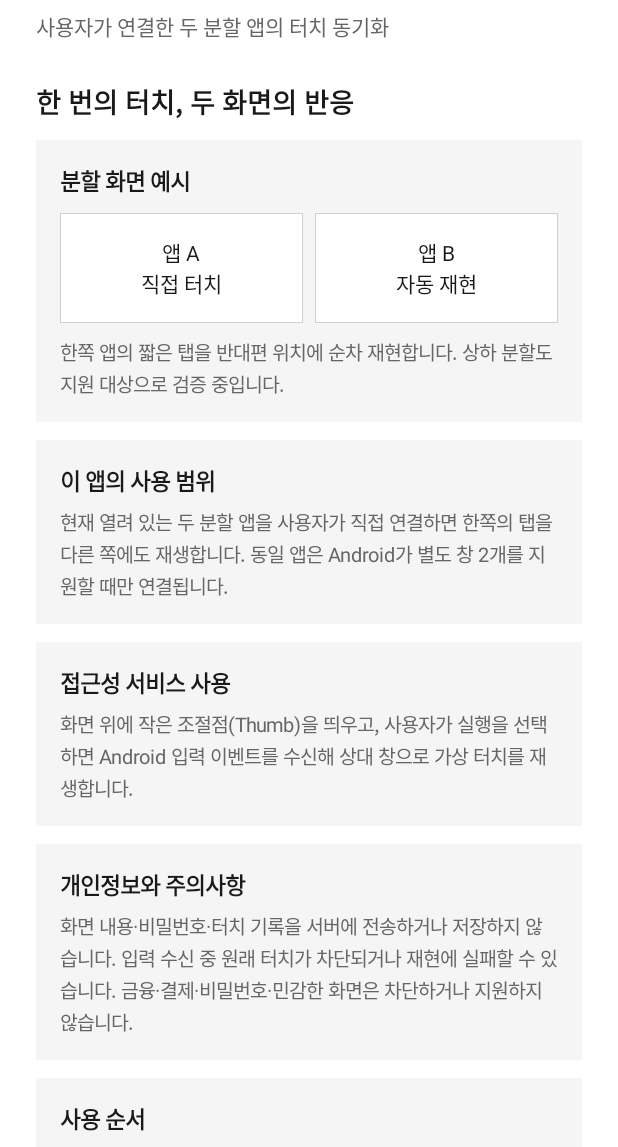
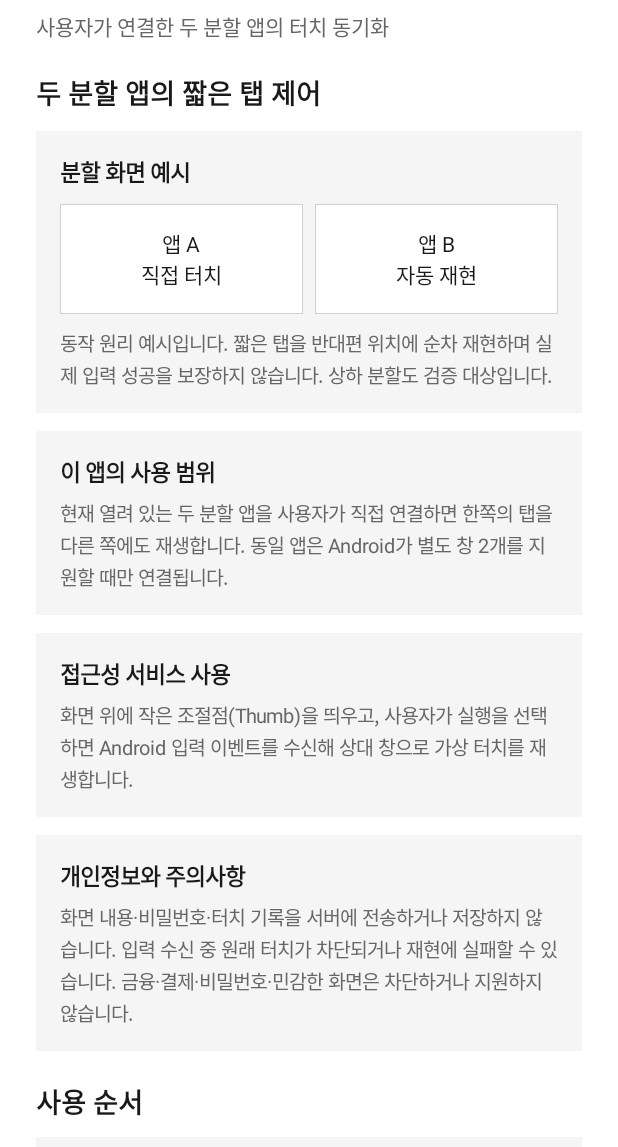
Before and after one commit to hebi10/DualTouch, an Android app: the screen it shows after launch (MainActivity), on a phone screen of 412 x 824 dp, the part 89-1236 px from its top. Run offline under Robolectric (Android 15) with nearby library versions, the phone set to English and light mode, and no system bars.

Commit message:
DESIGN-AUDIT-03-A: clarify state guidance and verify exact capture evidence
Refine intro/guide/help, real home state guidance, theme system bars and app identity fallback. Preserve permissions and touch injection, approved-window checks and emergency stop. Pin PR source checkouts and retry only verified immutable PNG recovery with strict SHA and dimensions.

```diff
--- a/app/src/main/java/com/hebi/dualtouch/AppIdentity.kt
+++ b/app/src/main/java/com/hebi/dualtouch/AppIdentity.kt
@@ -69,7 +69,8 @@ internal fun appIdentityTile(context: Context, palette: UiPalette, packageName:
             importantForAccessibility = android.view.View.IMPORTANT_FOR_ACCESSIBILITY_NO
         }, LinearLayout.LayoutParams(UiKit.dp(context, 32), UiKit.dp(context, 32)))
     } else {
-        UiKit.add(tile, UiKit.centeredLabel(context, "▥", palette.secondary, 22f))
+        tile.addView(UiKit.iconView(context, LineIcon.SPLIT, palette.secondary, 28),
+            LinearLayout.LayoutParams(UiKit.dp(context, 32), UiKit.dp(context, 32)))
     }
     UiKit.add(tile, UiKit.centeredLabel(context, appDisplayLabel(context, packageName), palette.text, 13f), topDp = 6)
     UiKit.add(tile, UiKit.centeredLabel(context, role, palette.secondary, 12f), topDp = 4)
--- a/app/src/main/java/com/hebi/dualtouch/MainActivity.kt
+++ b/app/src/main/java/com/hebi/dualtouch/MainActivity.kt
@@ -9,6 +9,7 @@ import android.content.res.Configuration
 import com.hebi.dualtouch.core.SplitOrientation
 import com.hebi.dualtouch.core.TouchSide
 import com.hebi.dualtouch.core.InteractionPhase
+import com.hebi.dualtouch.core.homeNextStep
 import com.hebi.dualtouch.core.WindowPair
 import android.view.View
 import android.os.Bundle
@@ -101,6 +102,7 @@ class MainActivity : Activity() {
         )
         UiKit.applyWindowInsets(scrollContainer)
         setContentView(scrollContainer)
+        UiKit.applySystemBarAppearance(this)
         statusLabel = null
         permissionStatus = null
         floatingStatus = null
@@ -134,7 +136,7 @@ class MainActivity : Activity() {
         page = destination
         uiHandler.removeCallbacks(updateStatus)
         render()
-        if (page == Page.HOME && hasWindowFocus()) uiHandler.post(updateStatus)
+        if (page == Page.HOME) uiHandler.post(updateStatus)
     }
 
     private fun header(title: String, subtitle: String? = null, back: Boolean = true) {
@@ -258,12 +260,7 @@ class MainActivity : Activity() {
                 }
             }
         }
-        updateText(nextStepStatus, when {
-            !permission -> "접근성 권한을 설정해 주세요."
-            !floating -> "플로팅 표시를 눌러 Thumb를 열어 주세요."
-            pair == null -> "두 앱을 분할한 뒤 Thumb에서 연결하세요."
-            else -> "Thumb에서 실행 또는 영점 조절을 선택하세요."
-        })
+        updateText(nextStepStatus, homeNextStep(permission, floating, pair != null, phase, display))
         nextStepStatus?.visibility = if (permission) View.VISIBLE else View.GONE
         updateText(floatingButton, floatingButtonLabel())
         if (lastPermissionState != permission) {
@@ -282,7 +279,7 @@ class MainActivity : Activity() {
 
     private fun intro() {
         header("DualTouch", "사용자가 연결한 두 분할 앱의 터치 동기화", false)
-        section("한 번의 터치, 두 화면의 반응", 26)
+        section("두 분할 앱의 짧은 탭 제어", 20)
         addSplitExample()
         card("이 앱의 사용 범위",
             "현재 열려 있는 두 분할 앱을 사용자가 직접 연결하면 한쪽의 탭을 다른 쪽에도 재생합니다. 동일 앱은 Android가 별도 창 2개를 지원할 때만 연결됩니다.")
@@ -291,7 +288,13 @@ class MainActivity : Activity() {
         card("개인정보와 주의사항",
             "화면 내용·비밀번호·터치 기록을 서버에 전송하거나 저장하지 않습니다. " +
                 "입력 수신 중 원래 터치가 차단되거나 재현에 실패할 수 있습니다. 금융·결제·비밀번호·민감한 화면은 차단하거나 지원하지 않습니다.")
-        card("사용 순서", "권한 설정 → 플로팅 표시 → Android에서 두 앱 분할 → Thumb에서 앱 연결 및 실행. 한 손가락 짧은 탭만 지원하며 최대 20초 후 중지됩니다.")
+        section("사용 순서", 20)
+        addSteps(listOf(
+            "접근성 권한 설정" to "고지 내용을 확인하고 Android 설정에서 직접 허용합니다.",
+            "플로팅 표시" to "홈에서 Thumb를 표시합니다.",
+            "두 앱 분할 및 연결" to "Android 분할 화면을 열고 두 앱과 방향을 승인합니다.",
+            "Thumb에서 실행" to "한 손가락의 짧은 탭만 지원하며 최대 20초 후 중지됩니다."
+        ))
         addAction("내용을 이해하고 계속", top = 26) {
             settings.onboardingRead = true
             go(Page.HOME)
@@ -469,6 +472,36 @@ class MainActivity : Activity() {
         }
     }
 
+    private fun addSteps(steps: List<Pair<String, String>>) {
+        val container = UiKit.card(this, palette, 12)
+        steps.forEachIndexed { index, (title, detail) ->
+            if (index > 0) {
+                UiKit.add(container, View(this).apply {
+                    setBackgroundColor(palette.line)
+                    minimumHeight = UiKit.dp(this@MainActivity, 1)
+                }, topDp = 8, bottomDp = 8)
+            }
+            val row = LinearLayout(this).apply {
+                orientation = LinearLayout.HORIZONTAL
+                gravity = Gravity.TOP
+            }
+            val number = UiKit.centeredLabel(this, (index + 1).toString(), palette.buttonText, 14f).apply {
+                background = UiKit.shape(palette.button)
+                setPadding(UiKit.dp(this@MainActivity, 4), UiKit.dp(this@MainActivity, 5),
+                    UiKit.dp(this@MainActivity, 4), UiKit.dp(this@MainActivity, 5))
+            }
+            row.addView(number, LinearLayout.LayoutParams(UiKit.dp(this, 32), ViewGroup.LayoutParams.WRAP_CONTENT).apply {
+                marginEnd = UiKit.dp(this@MainActivity, 10)
+            })
+            val body = UiKit.column(this)
+            UiKit.add(body, UiKit.text(this, palette, title, 15f, true))
+            UiKit.add(body, UiKit.text(this, palette, detail, 14f, secondary = true), topDp = 4)
+            row.addView(body, LinearLayout.LayoutParams(0, ViewGroup.LayoutParams.WRAP_CONTENT, 1f))
+            UiKit.add(container, row)
+        }
+        UiKit.add(root, container, topDp = 10)
+    }
+
     private fun addSplitExample() {
         val sample = UiKit.card(this, palette)
         UiKit.add(sample, UiKit.text(this, palette, "분할 화면 예시", 15f, true))
@@ -479,24 +512,22 @@ class MainActivity : Activity() {
             UiKit.add(pane, UiKit.centeredLabel(this, label, palette.text, 14f))
         }
         UiKit.add(sample, panes.row, topDp = 10)
-        UiKit.add(sample, UiKit.text(this, palette, "한쪽 앱의 짧은 탭을 반대편 위치에 순차 재현합니다. 상하 분할도 지원 대상으로 검증 중입니다.", 13f, secondary = true), topDp = 10)
+        UiKit.add(sample, UiKit.text(this, palette, "동작 원리 예시입니다. 짧은 탭을 반대편 위치에 순차 재현하며 실제 입력 성공을 보장하지 않습니다. 상하 분할도 검증 대상입니다.", 13f, secondary = true), topDp = 10)
         UiKit.add(root, sample, topDp = 12)
     }
 
     private fun guide() {
         header("실제 분할 앱 연결", "DualTouch 본 앱 하나로 열려 있는 앱 두 개를 제어합니다.")
         addSplitExample()
-        card("1 · 플로팅 표시",
-            "접근성 서비스 목적에 동의하고 Android 설정에서 활성화한 뒤 DualTouch 홈에서 플로팅 표시를 선택합니다.")
-        card("2 · 실제 앱 두 개 분할",
-            "최근 앱 화면에서 첫 번째 앱 아이콘을 눌러 분할 화면 열기를 선택하고, 두 번째 앱을 고르세요. 삼성 기기에서는 지원하는 경우 Edge 패널에서도 분할 앱을 열 수 있습니다. 메뉴 이름은 기기마다 다릅니다. 같은 앱 두 창은 앱과 OS가 허용할 때만 가능합니다.")
-        card("3 · 앱 연결과 방향 선택",
-            "Thumb를 누른 다음 '좌/우 선택 · 앱 연결'에서 앱 이름과 패키지를 확인하고 직접 터치할 방향을 선택합니다. 창이 감지되지 않으면 표시된 이유를 확인하고 다시 검색하세요.")
-        card("4 · 실행·영점 조절",
-            "Thumb의 영점 조절에서 직접점은 두 점을 함께, 자동점은 자동점만 이동합니다. 가로·세로 기준선과 위치(20~80%)를 조절하고 저장하세요. 보정은 현재 연결과 방향에만 적용됩니다. " +
-                "실제 분할 방향은 Android 분할 화면에서 변경한 뒤 앱을 다시 연결해야 합니다.")
-        card("5 · 긴급 중지",
-            "Thumb에 남은 실행 시간이 표시되며 최대 20초 후 중지됩니다. Thumb의 중지 또는 볼륨 아래 버튼으로 즉시 새 입력을 중단할 수 있습니다. 스크롤·길게 누르기·여러 손가락 입력은 지원하지 않습니다. 화면 구성이 바뀌면 앱을 다시 연결하세요.")
+        section("연결 순서", 20)
+        addSteps(listOf(
+            "플로팅 표시" to "접근성 서비스 목적에 동의하고 Android 설정에서 활성화한 뒤 홈에서 플로팅 표시를 선택합니다.",
+            "실제 앱 두 개 분할" to "최근 앱에서 첫 번째 앱의 아이콘을 눌러 분할 화면을 열고 두 번째 앱을 고르세요. 삼성 기기의 지원되는 Edge 패널도 이용할 수 있습니다. 메뉴 이름은 기기마다 다릅니다. 같은 앱 두 창은 앱과 OS가 허용할 때만 가능합니다.",
+            "앱 연결과 방향 선택" to "Thumb의 '좌/우 선택 · 앱 연결'에서 앱 이름과 패키지를 확인하고 직접 터치할 방향을 승인합니다. 감지 실패 시 이유를 확인하고 다시 검색하세요.",
+            "실행·영점 조절" to "직접점은 두 점을 함께, 자동점은 자동점만 이동합니다. 가로·세로 기준선 위치(20~80%)를 조절하고 저장하세요. 보정은 현재 연결과 방향에만 적용됩니다. 실제 분할 방향을 바꾼 뒤에는 앱을 다시 연결해야 합니다."
+        ))
+        card("긴급 중지",
+            "최대 20초 후 자동 중지됩니다. Thumb의 중지 또는 볼륨 아래 버튼으로 새 입력을 중단할 수 있습니다. 스크롤·길게 누르기·여러 손가락 입력은 지원하지 않습니다. 화면 구성이 바뀌면 다시 연결하세요.")
         addAction("홈에서 플로팅 표시", top = 20) { go(Page.HOME) }
     }
 
@@ -552,6 +583,9 @@ class MainActivity : Activity() {
 
     private fun help() {
         header("오류·중지 안내", "실험 범위를 벗어나면 안전을 위해 동기화를 중단합니다.")
+        val status = TouchMirrorService.current?.statusText ?: "접근성 서비스 OFF"
+        card("마지막 서비스 상태", status, top = 12)
+        section("문제 해결", 20)
         card("플로팅이 보이지 않을 때",
             "접근성 서비스가 활성인지 확인하고, 홈에서 '플로팅 표시'를 선택하세요.")
         card("두 창을 인식하지 못할 때",
@@ -560,8 +594,6 @@ class MainActivity : Activity() {
         card("긴급 중지",
             "실행 중 볼륨 아래 키로 중지할 수 있습니다. 원래 터치가 작동하지 않거나 " +
                 "두 앱 외에 입력이 발생하면 Android 접근성 설정에서 서비스를 비활성화하세요.")
-        val status = TouchMirrorService.current?.statusText ?: "접근성 서비스 OFF"
-        card("마지막 서비스 상태", status)
         addAction("플로팅 숨기기", false) {
             TouchMirrorService.current?.hideFloatingControl()
             go(Page.HOME)
--- a/app/src/main/java/com/hebi/dualtouch/SettingsActivity.kt
+++ b/app/src/main/java/com/hebi/dualtouch/SettingsActivity.kt
@@ -49,6 +49,7 @@ class SettingsActivity : Activity() {
         )
         UiKit.applyWindowInsets(scroll)
         setContentView(scroll)
+        UiKit.applySystemBarAppearance(this)
 
         if (viewport.widthCategory == WidthCategory.COMPACT) root.setPadding(UiKit.dp(this, 4), UiKit.dp(this, 6), UiKit.dp(this, 4), UiKit.dp(this, 20))
         UiKit.add(root, UiKit.toolbar(this, palette, "터치 표시 설정", back = { finish() }))
--- a/app/src/main/java/com/hebi/dualtouch/UiKit.kt
+++ b/app/src/main/java/com/hebi/dualtouch/UiKit.kt
@@ -6,6 +6,7 @@ import android.content.res.Configuration
 import android.graphics.drawable.GradientDrawable
 import android.view.Gravity
 import android.view.WindowInsets
+import android.view.WindowInsetsController
 import android.view.ViewGroup
 import android.widget.Button
 import android.widget.LinearLayout
@@ -53,6 +54,14 @@ object UiKit {
             0, ViewGroup.LayoutParams.WRAP_CONTENT, 1f - primaryWeight,
         ))
         return PanePair(row, primary, secondary)
+    }
+
+    fun applySystemBarAppearance(activity: Activity) {
+        val dark = (activity.resources.configuration.uiMode and Configuration.UI_MODE_NIGHT_MASK) ==
+            Configuration.UI_MODE_NIGHT_YES
+        val mask = WindowInsetsController.APPEARANCE_LIGHT_STATUS_BARS or
+            WindowInsetsController.APPEARANCE_LIGHT_NAVIGATION_BARS
+        activity.window.insetsController?.setSystemBarsAppearance(if (dark) 0 else mask, mask)
     }
 
     fun applyWindowInsets(scroll: ScrollView) {
```
Also changed, not shown: app/src/main/java/com/hebi/dualtouch/core/ThumbUiState.kt (+14 -0 lines), 6 other files.
